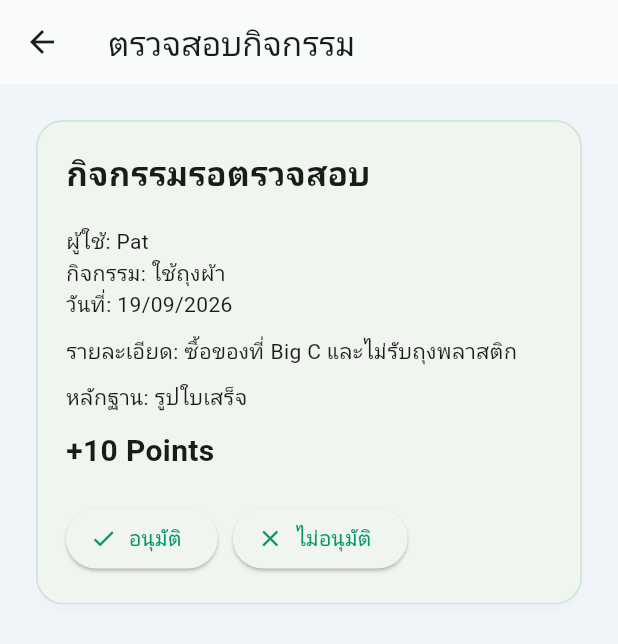
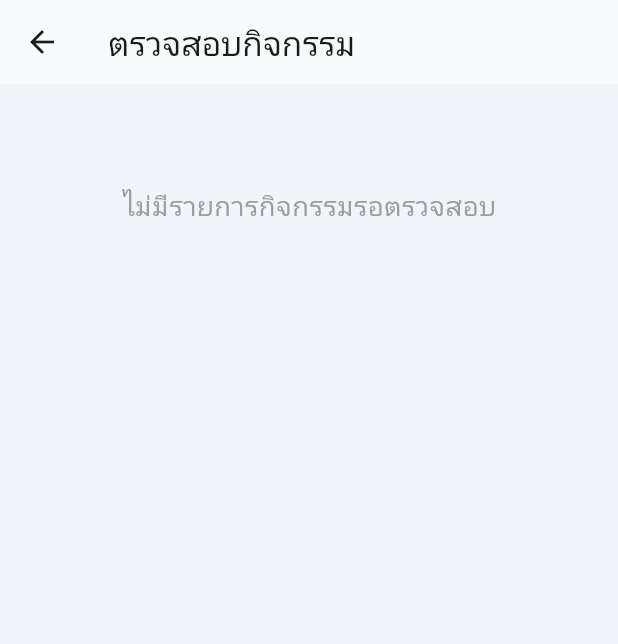
Before and after one commit to phattharawadee24/ecoloop, a Flutter app: the ActivityReview screen opened directly, after a tap on "อนุมัติ", on a phone screen of 412 x 824 dp. Shown: the top 644 px of the screen. Run offline on Flutter 3.47's test engine with Material 3 defaults, Android fonts, the phone set to English and light mode, and no system bars; our stand-ins replace image_picker.

Commit message:
fix admin activity decisions and reward creation

```diff
--- a/lib/admin/activity_review.dart
+++ b/lib/admin/activity_review.dart
@@ -1,7 +1,14 @@
 import 'package:flutter/material.dart';
 
-class ActivityReview extends StatelessWidget {
+class ActivityReview extends StatefulWidget {
   const ActivityReview({super.key});
+
+  @override
+  State<ActivityReview> createState() => _ActivityReviewState();
+}
+
+class _ActivityReviewState extends State<ActivityReview> {
+  bool hasPendingActivity = true;
 
   @override
   Widget build(BuildContext context) {
@@ -11,6 +18,7 @@ class ActivityReview extends StatelessWidget {
       body: ListView(
         padding: const EdgeInsets.all(20),
         children: [
+          if (hasPendingActivity)
             Card(
               child: Padding(
                 padding: const EdgeInsets.all(20),
@@ -19,7 +27,10 @@ class ActivityReview extends StatelessWidget {
                   children: [
                     const Text(
                       'กิจกรรมรอตรวจสอบ',
-                    style: TextStyle(fontSize: 22, fontWeight: FontWeight.bold),
+                      style: TextStyle(
+                        fontSize: 22,
+                        fontWeight: FontWeight.bold,
+                      ),
                     ),
 
                     const SizedBox(height: 20),
@@ -43,7 +54,10 @@ class ActivityReview extends StatelessWidget {
 
                     const Text(
                       '+10 Points',
-                    style: TextStyle(fontSize: 20, fontWeight: FontWeight.bold),
+                      style: TextStyle(
+                        fontSize: 20,
+                        fontWeight: FontWeight.bold,
+                      ),
                     ),
 
                     const SizedBox(height: 20),
@@ -51,8 +65,9 @@ class ActivityReview extends StatelessWidget {
                     Row(
                       children: [
                         ElevatedButton.icon(
+                          key: const Key('approve-activity'),
                           onPressed: () {
-                          approveActivity();
+                            setState(() => hasPendingActivity = false);
                           },
                           icon: const Icon(Icons.check),
                           label: const Text('อนุมัติ'),
@@ -61,8 +76,9 @@ class ActivityReview extends StatelessWidget {
                         const SizedBox(width: 10),
 
                         ElevatedButton.icon(
+                          key: const Key('reject-activity'),
                           onPressed: () {
-                          rejectActivity();
+                            setState(() => hasPendingActivity = false);
                           },
                           icon: const Icon(Icons.close),
                           label: const Text('ไม่อนุมัติ'),
@@ -72,17 +88,19 @@ class ActivityReview extends StatelessWidget {
                   ],
                 ),
               ),
+            )
+          else
+            const Padding(
+              padding: EdgeInsets.only(top: 48),
+              child: Center(
+                child: Text(
+                  'ไม่มีรายการกิจกรรมรอตรวจสอบ',
+                  style: TextStyle(fontSize: 18, color: Colors.grey),
+                ),
+              ),
             ),
         ],
       ),
     );
   }
-
-  void approveActivity() {
-    print('อนุมัติกิจกรรม');
 }
-
-  void rejectActivity() {
-    print('ไม่อนุมัติกิจกรรม');
-  }
-}
--- a/lib/admin/reward_form.dart
+++ b/lib/admin/reward_form.dart
@@ -156,6 +156,7 @@ class _RewardFormState extends State<RewardForm> {
               width: double.infinity,
               height: 55,
               child: ElevatedButton.icon(
+                key: const Key('save-reward'),
                 onPressed: saveReward,
                 icon: const Icon(Icons.save),
                 label: Text(
--- a/lib/admin/reward_management.dart
+++ b/lib/admin/reward_management.dart
@@ -49,6 +49,7 @@ class _RewardManagementState extends State<RewardManagement> {
       appBar: AppBar(title: const Text('จัดการรางวัล')),
 
       floatingActionButton: FloatingActionButton(
+        key: const Key('add-admin-reward'),
         onPressed: () => openForm(),
         child: const Icon(Icons.add),
       ),
@@ -79,6 +80,7 @@ class _RewardManagementState extends State<RewardManagement> {
           mainAxisSize: MainAxisSize.min,
           children: [
             IconButton(
+              key: ValueKey('edit-admin-reward-$index'),
               icon: const Icon(Icons.edit),
               onPressed: () => openForm(index: index),
             ),
```
Also changed, not shown: 1 other file. Lines whose indentation alone changed are shown as unchanged.
